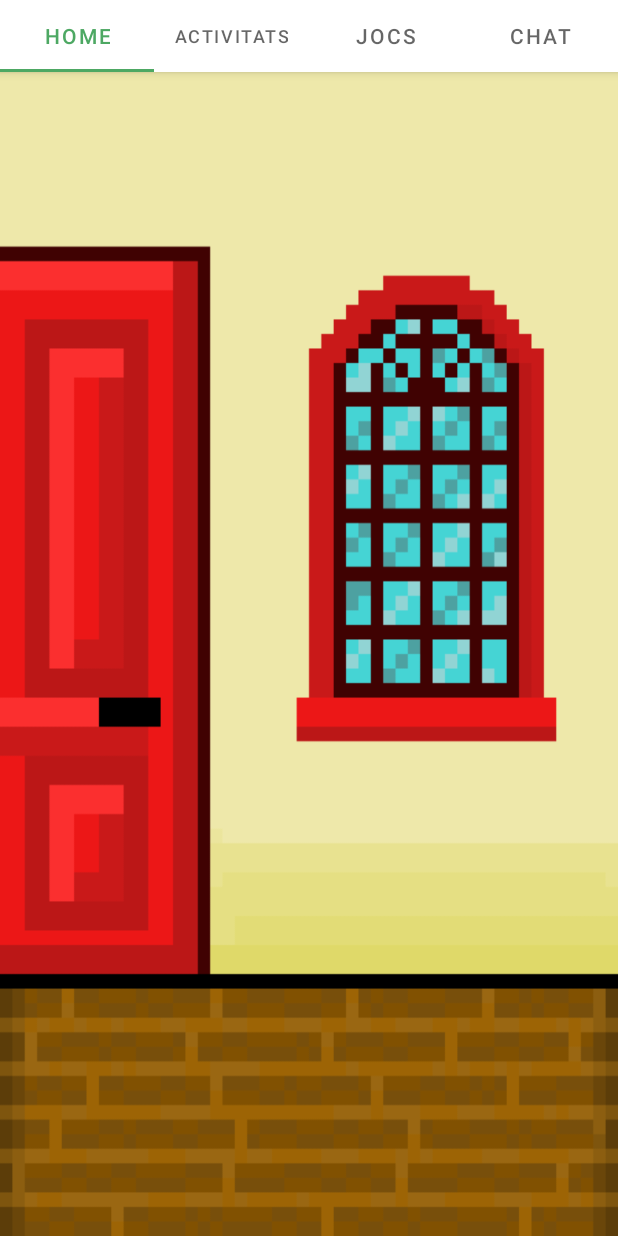
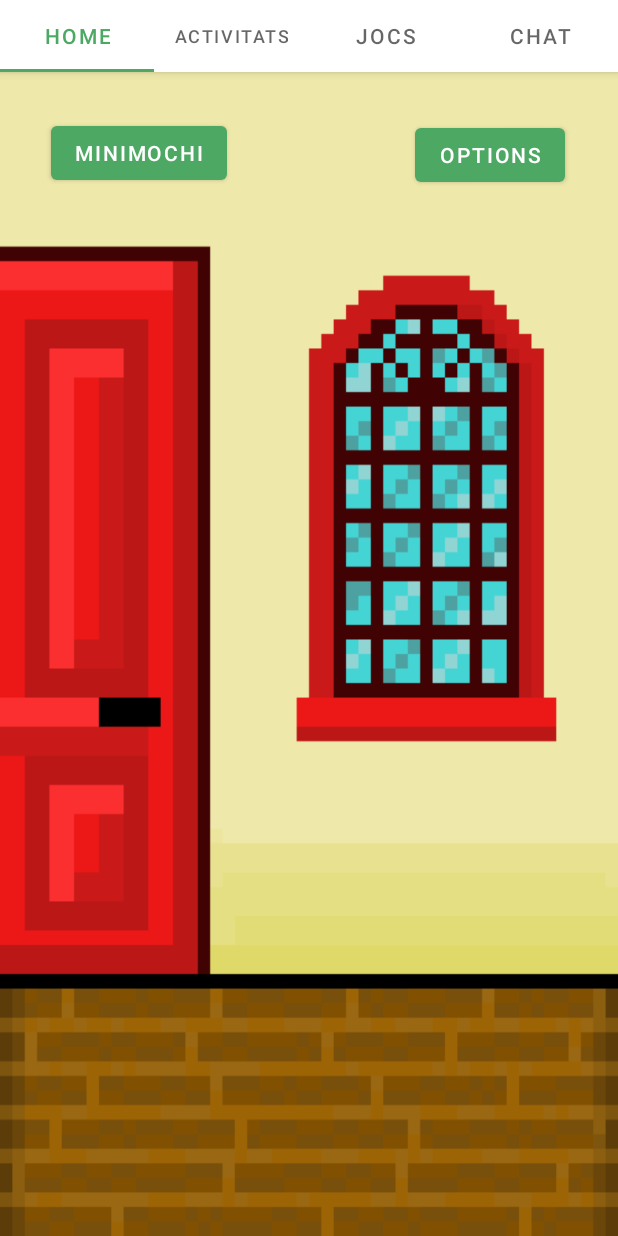
Before and after one commit to zombie23991/MiniMochis, an Android app: the screen it shows after launch (MainActivity), on a phone screen of 412 x 824 dp. Run offline under Robolectric (Android 15) with nearby library versions, the phone set to English and light mode, and no system bars.

Commit message:
Butons i configuracions basiques de la home feta

```diff
--- a/app/build.gradle
+++ b/app/build.gradle
@@ -33,6 +33,7 @@ android {
 dependencies {
 
     implementation 'androidx.appcompat:appcompat:1.4.1'
+    implementation 'pl.droidsonroids.gif:android-gif-drawable:1.2.+'
     implementation 'com.google.android.material:material:1.5.0'
     implementation 'androidx.constraintlayout:constraintlayout:2.1.3'
     implementation 'androidx.lifecycle:lifecycle-livedata-ktx:2.4.1'
--- a/app/src/main/AndroidManifest.xml
+++ b/app/src/main/AndroidManifest.xml
@@ -15,6 +15,9 @@
         android:usesCleartextTraffic="true">
         <activity
             android:name=".Registre"
+            android:exported="true" />
+        <activity
+            android:name=".Opcions"
             android:exported="true" />
         <activity
             android:name=".Chat"
--- a/app/src/main/java/com/example/minimochis/Home.java
+++ b/app/src/main/java/com/example/minimochis/Home.java
@@ -1,19 +1,50 @@
 package com.example.minimochis;
 
+import android.content.Intent;
+import android.graphics.Typeface;
 import android.os.Bundle;
 import android.view.LayoutInflater;
 import android.view.View;
 import android.view.ViewGroup;
+import android.widget.Button;
+import android.widget.Toast;
 
 import androidx.annotation.NonNull;
 import androidx.annotation.Nullable;
 import androidx.fragment.app.Fragment;
 
+import pl.droidsonroids.gif.GifImageView;
+
 public class Home extends Fragment {
+    Button eleccio_minimochi, options;
+    GifImageView minimochji;
+
+
     @Nullable
     @Override
     public View onCreateView(@NonNull LayoutInflater inflater, @Nullable ViewGroup container, @Nullable Bundle savedInstanceState) {
         return inflater.inflate(R.layout.home_layout,container, false);
     }
 
+    @Override
+    public void onViewCreated(View view, @Nullable Bundle savedInstanceState){
+        //Botons
+        options = getView().findViewById(R.id.options);
+        eleccio_minimochi = getView().findViewById(R.id.eleccio_minimochi);
+        //GIF
+        minimochji = getView().findViewById(R.id.minimochi);
+
+        //Intent de fragment de botons
+        options.setOnClickListener(new  View.OnClickListener(){
+            @Override
+            public void onClick(View view){
+                Intent intent = new Intent(getActivity(), Opcions.class);
+                startActivity(intent);
+            }
+        });
+
+
+    }
+
+
 }
--- a/app/src/main/java/com/example/minimochis/ui/main/SectionsPagerAdapter.java
+++ b/app/src/main/java/com/example/minimochis/ui/main/SectionsPagerAdapter.java
@@ -50,9 +50,6 @@ public class SectionsPagerAdapter extends FragmentPagerAdapter {
             case 3:
                 fragment = new Chat();
                 break;
-            case 4:
-                fragment = new Opcions();
-                break;
 
         }
         return fragment;
--- a/app/src/main/res/layout/home_layout.xml
+++ b/app/src/main/res/layout/home_layout.xml
@@ -1,9 +1,45 @@
 <?xml version="1.0" encoding="utf-8"?>
-<LinearLayout xmlns:android="http://schemas.android.com/apk/res/android"
+<RelativeLayout xmlns:android="http://schemas.android.com/apk/res/android"
     android:layout_width="match_parent"
     android:layout_height="match_parent"
+    xmlns:tools="http://schemas.android.com/tools"
     android:background="@drawable/fonshome"
     android:gravity="center"
-    android:orientation="vertical">
+    android:orientation="vertical"
+    tools:context=".Home">
 
-</LinearLayout>
+    <pl.droidsonroids.gif.GifImageView
+        android:id="@+id/minimochi"
+        android:layout_width="185dp"
+        android:layout_height="181dp"
+        android:layout_alignParentStart="true"
+        android:layout_alignParentTop="true"
+        android:layout_alignParentEnd="true"
+        android:layout_alignParentBottom="true"
+        android:layout_centerHorizontal="true"
+        android:layout_marginStart="103dp"
+        android:layout_marginTop="476dp"
+        android:layout_marginEnd="122dp"
+        android:layout_marginBottom="74dp" />
+
+    <Button
+        android:id="@+id/options"
+        android:layout_width="wrap_content"
+        android:layout_height="wrap_content"
+        android:layout_alignParentTop="true"
+        android:layout_alignParentEnd="true"
+        android:layout_marginTop="31dp"
+        android:layout_marginEnd="35dp"
+        android:text="Options" />
+
+    <Button
+        android:id="@+id/eleccio_minimochi"
+        android:layout_width="wrap_content"
+        android:layout_height="wrap_content"
+        android:layout_alignParentStart="true"
+        android:layout_alignParentTop="true"
+        android:layout_marginStart="34dp"
+        android:layout_marginTop="30dp"
+        android:text="Minimochi" />
+
+</RelativeLayout>
--- a/app/src/main/res/layout/opcions_layout.xml
+++ b/app/src/main/res/layout/opcions_layout.xml
@@ -1,9 +1,12 @@
 <?xml version="1.0" encoding="utf-8"?>
 <LinearLayout xmlns:android="http://schemas.android.com/apk/res/android"
+    xmlns:tools="http://schemas.android.com/tools"
     android:orientation="vertical"
     android:gravity="center"
     android:layout_width="match_parent"
-    android:layout_height="match_parent">
+    android:layout_height="match_parent"
+    tools:context=".Opcions"
+    android:background="@color/blau">
 
     <TextView
         android:layout_width="wrap_content"
--- a/build.gradle
+++ b/build.gradle
@@ -5,7 +5,7 @@ buildscript {
         mavenCentral()
     }
     dependencies {
-        classpath "com.android.tools.build:gradle:7.0.3"
+        classpath 'com.android.tools.build:gradle:7.1.2'
 
         // NOTE: Do not place your application dependencies here; they belong
         // in the individual module build.gradle files
```
Also changed, not shown: app/src/main/java/com/example/minimochis/Opcions.java (+8 -10 lines), gradle/wrapper/gradle-wrapper.properties.
